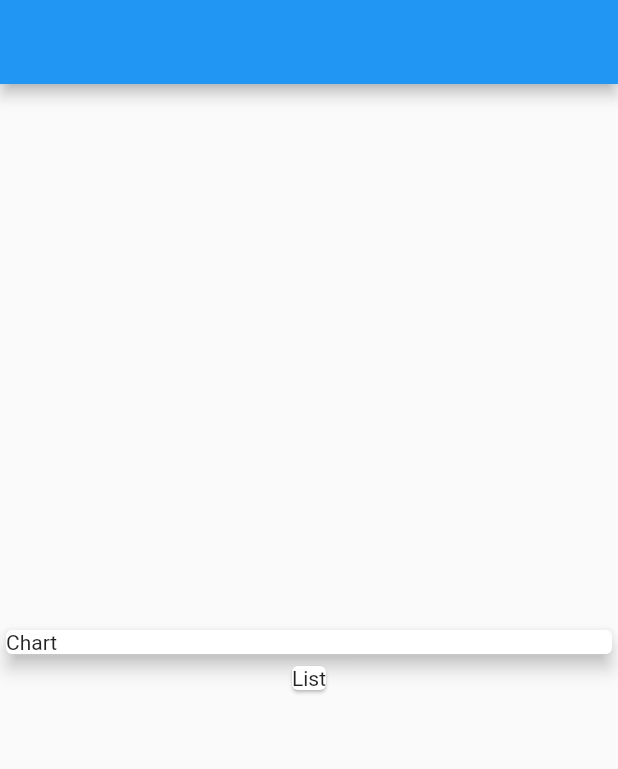
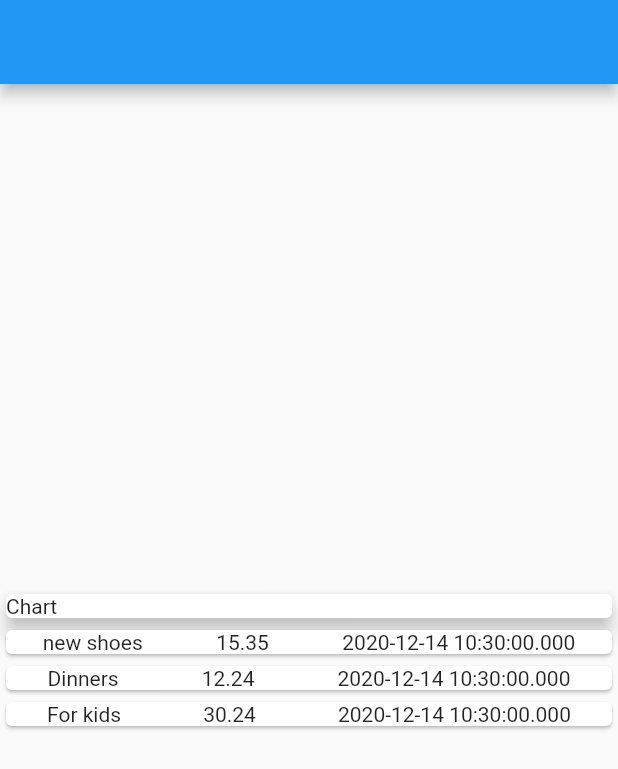
Before and after one commit to YourGuruNet/expense_calculator-Flutter, a Flutter app: the screen it shows after launch, on a phone screen of 412 x 824 dp. Shown: the top 769 px of the screen. Run offline on Flutter 3.47's test engine with Material 2 defaults, Android fonts, the phone set to English and light mode, and no system bars.

Commit message:
Mapping dates and return cards with information from the transaction

```diff
--- a/lib/main.dart
+++ b/lib/main.dart
@@ -22,6 +22,8 @@ class MyHomePage extends StatelessWidget {
         id: 't1', title: 'new shoes', amount: 15.35, date: DateTime.now()),
     Transcation(
         id: 't2', title: 'Dinners', amount: 12.24, date: DateTime.now()),
+    Transcation(
+        id: 't3', title: 'For kids', amount: 30.24, date: DateTime.now()),
   ];
 
   @override
@@ -38,9 +40,23 @@ class MyHomePage extends StatelessWidget {
                   elevation: 5,
                 ),
               ),
-              Card(
-                child: Text('List'),
-              )
+              Column(
+                children: transcation.map((tx) {
+                  return Container(
+                    width: double.infinity,
+                    child: Card(
+                      child: Row(
+                        mainAxisAlignment: MainAxisAlignment.spaceAround,
+                        children: [
+                          Text(tx.title),
+                          Text(tx.amount.toString()),
+                          Text(tx.date.toString())
+                        ],
+                      ),
+                    ),
+                  );
+                }).toList(),
+              ),
             ]));
   }
 }
```
